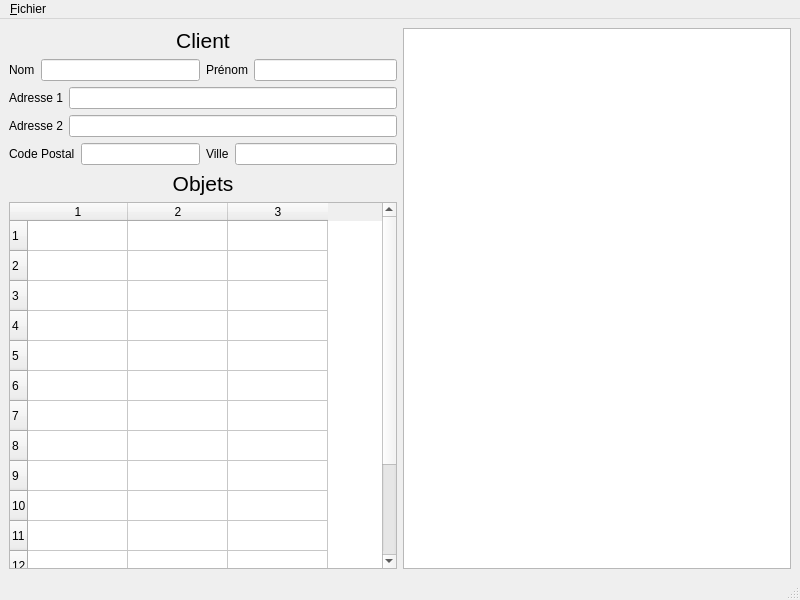
Before: the Qt Designer form tp3/InvoiceEditor/mainwindow.ui in zhdat/tps-qt, drawn with Qt 5.
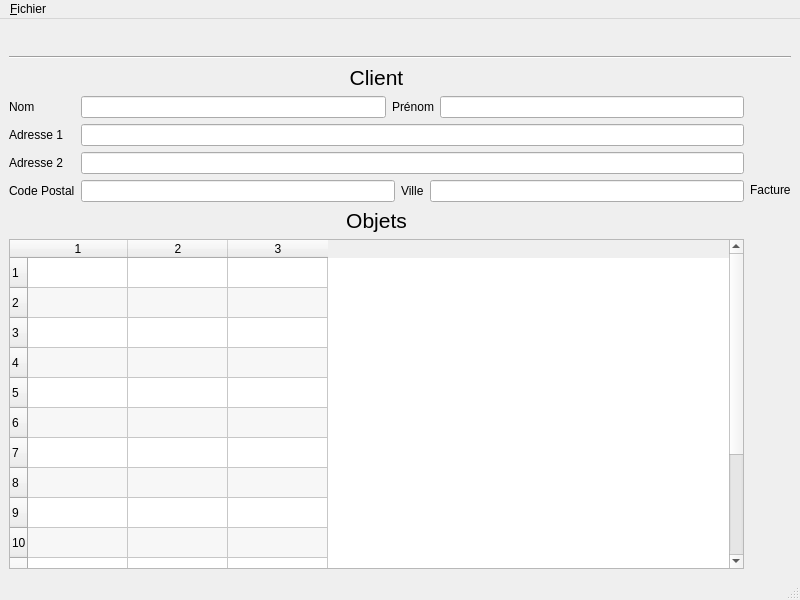
After: the same form once the commit is applied. Icons and pictures are not drawn. Custom widgets are drawn as their Qt base class.

Diff of the .ui file:
```diff
--- a/tp3/InvoiceEditor/mainwindow.ui
+++ b/tp3/InvoiceEditor/mainwindow.ui
@@ -14,9 +14,125 @@
    <string>MainWindow</string>
   </property>
   <widget class="QWidget" name="centralwidget">
-   <layout class="QHBoxLayout" name="horizontalLayout_9">
+   <layout class="QVBoxLayout" name="verticalLayout_5">
     <item>
-     <layout class="QVBoxLayout" name="verticalLayout_2">
+     <layout class="QHBoxLayout" name="horizontalLayout_10" stretch="0,0,0,0">
+      <property name="spacing">
+       <number>6</number>
+      </property>
+      <property name="sizeConstraint">
+       <enum>QLayout::SetDefaultConstraint</enum>
+      </property>
+      <property name="rightMargin">
+       <number>0</number>
+      </property>
+      <item>
+       <widget class="QPushButton" name="pushButton">
+        <property name="maximumSize">
+         <size>
+          <width>32</width>
+          <height>32</height>
+         </size>
+        </property>
+        <property name="text">
+         <string/>
+        </property>
+        <property name="icon">
+         <iconset resource="resources.qrc">
+          <normaloff>:/icons/document-new.png</normaloff>:/icons/document-new.png</iconset>
+        </property>
+        <property name="iconSize">
+         <size>
+          <width>32</width>
+          <height>32</height>
+         </size>
+        </property>
+        <property name="default">
+         <bool>false</bool>
+        </property>
+        <property name="flat">
+         <bool>true</bool>
+        </property>
+       </widget>
+      </item>
+      <item>
+       <widget class="QPushButton" name="pushButton_2">
+        <property name="maximumSize">
+         <size>
+          <width>32</width>
+          <height>32</height>
+         </size>
+        </property>
+        <property name="text">
+         <string/>
+        </property>
+        <property name="icon">
+         <iconset resource="resources.qrc">
+          <normaloff>:/icons/document-open.png</normaloff>:/icons/document-open.png</iconset>
+        </property>
+        <property name="iconSize">
+         <size>
+          <width>32</width>
+          <height>32</height>
+         </size>
+        </property>
+        <property name="flat">
+         <bool>true</bool>
+        </property>
+       </widget>
+      </item>
+      <item>
+       <widget class="QPushButton" name="pushButton_3">
+        <property name="maximumSize">
+         <size>
+          <width>32</width>
+          <height>32</height>
+         </size>
+        </property>
+        <property name="text">
+         <string/>
+        </property>
+        <property name="icon">
+         <iconset resource="resources.qrc">
+          <normaloff>:/icons/document-save.png</normaloff>:/icons/document-save.png</iconset>
+        </property>
+        <property name="iconSize">
+         <size>
+          <width>32</width>
+          <height>32</height>
+         </size>
+        </property>
+        <property name="flat">
+         <bool>true</bool>
+        </property>
+       </widget>
+      </item>
+      <item>
+       <spacer name="horizontalSpacer">
+        <property name="orientation">
+         <enum>Qt::Horizontal</enum>
+        </property>
+        <property name="sizeHint" stdset="0">
+         <size>
+          <width>40</width>
+          <height>20</height>
+         </size>
+        </property>
+       </spacer>
+      </item>
+     </layout>
+    </item>
+    <item>
+     <widget class="Line" name="line">
+      <property name="orientation">
+       <enum>Qt::Horizontal</enum>
+      </property>
+     </widget>
+    </item>
+    <item>
+     <layout class="QHBoxLayout" name="horizontalLayout_4">
+      <item>
+       <layout class="QVBoxLayout" name="verticalLayout_3">
       <item>
        <widget class="QLabel" name="clientLabel">
         <property name="font">
@@ -36,12 +152,10 @@
        </widget>
       </item>
       <item>
+         <layout class="QHBoxLayout" name="horizontalLayout_3">
+          <item>
        <layout class="QVBoxLayout" name="verticalLayout">
         <item>
-         <layout class="QHBoxLayout" name="horizontalLayout_7">
-          <item>
-           <layout class="QHBoxLayout" name="horizontalLayout">
-            <item>
              <widget class="QLabel" name="lastnameLabel">
               <property name="text">
                <string>Nom</string>
@@ -49,29 +163,6 @@
              </widget>
             </item>
             <item>
-             <widget class="QLineEdit" name="lastnameEdit"/>
-            </item>
-           </layout>
-          </item>
-          <item>
-           <layout class="QHBoxLayout" name="horizontalLayout_2">
-            <item>
-             <widget class="QLabel" name="firstnameLabel">
-              <property name="text">
-               <string>Prénom</string>
-              </property>
-             </widget>
-            </item>
-            <item>
-             <widget class="QLineEdit" name="firstnameEdit"/>
-            </item>
-           </layout>
-          </item>
-         </layout>
-        </item>
-        <item>
-         <layout class="QHBoxLayout" name="horizontalLayout_3">
-          <item>
            <widget class="QLabel" name="address1Label">
             <property name="text">
              <string>Adresse 1</string>
@@ -79,13 +170,6 @@
            </widget>
           </item>
           <item>
-           <widget class="QLineEdit" name="address1Edit"/>
-          </item>
-         </layout>
-        </item>
-        <item>
-         <layout class="QHBoxLayout" name="horizontalLayout_4">
-          <item>
            <widget class="QLabel" name="address2Label">
             <property name="text">
              <string>Adresse 2</string>
@@ -93,28 +177,44 @@
            </widget>
           </item>
           <item>
-           <widget class="QLineEdit" name="address2Edit"/>
-          </item>
-         </layout>
-        </item>
-        <item>
-         <layout class="QHBoxLayout" name="horizontalLayout_8">
-          <item>
-           <layout class="QHBoxLayout" name="horizontalLayout_5">
-            <item>
              <widget class="QLabel" name="zipcodeLabel">
               <property name="text">
                <string>Code Postal</string>
               </property>
              </widget>
             </item>
+           </layout>
+          </item>
+          <item>
+           <layout class="QVBoxLayout" name="verticalLayout_2">
+            <item>
+             <layout class="QHBoxLayout" name="horizontalLayout_2">
+              <item>
+               <widget class="QLineEdit" name="lastnameEdit"/>
+              </item>
+              <item>
+               <widget class="QLabel" name="firstnameLabel">
+                <property name="text">
+                 <string>Prénom</string>
+                </property>
+               </widget>
+              </item>
+              <item>
+               <widget class="QLineEdit" name="firstnameEdit"/>
+              </item>
+             </layout>
+            </item>
+            <item>
+             <widget class="QLineEdit" name="address1Edit"/>
+            </item>
+            <item>
+             <widget class="QLineEdit" name="address2Edit"/>
+            </item>
+            <item>
+             <layout class="QHBoxLayout" name="horizontalLayout">
             <item>
              <widget class="QLineEdit" name="zipcodeEdit"/>
             </item>
-           </layout>
-          </item>
-          <item>
-           <layout class="QHBoxLayout" name="horizontalLayout_6">
             <item>
              <widget class="QLabel" name="cityLabel">
               <property name="text">
@@ -148,6 +248,45 @@
       </item>
       <item>
        <widget class="QTableWidget" name="itemsWidget">
+          <property name="frameShape">
+           <enum>QFrame::StyledPanel</enum>
+          </property>
+          <property name="frameShadow">
+           <enum>QFrame::Sunken</enum>
+          </property>
+          <property name="verticalScrollBarPolicy">
+           <enum>Qt::ScrollBarAsNeeded</enum>
+          </property>
+          <property name="sizeAdjustPolicy">
+           <enum>QAbstractScrollArea::AdjustIgnored</enum>
+          </property>
+          <property name="autoScroll">
+           <bool>false</bool>
+          </property>
+          <property name="dragEnabled">
+           <bool>false</bool>
+          </property>
+          <property name="dragDropMode">
+           <enum>QAbstractItemView::NoDragDrop</enum>
+          </property>
+          <property name="defaultDropAction">
+           <enum>Qt::IgnoreAction</enum>
+          </property>
+          <property name="alternatingRowColors">
+           <bool>true</bool>
+          </property>
+          <property name="selectionMode">
+           <enum>QAbstractItemView::ExtendedSelection</enum>
+          </property>
+          <property name="selectionBehavior">
+           <enum>QAbstractItemView::SelectItems</enum>
+          </property>
+          <property name="textElideMode">
+           <enum>Qt::ElideRight</enum>
+          </property>
+          <property name="verticalScrollMode">
+           <enum>QAbstractItemView::ScrollPerItem</enum>
+          </property>
         <property name="wordWrap">
          <bool>true</bool>
         </property>
@@ -183,7 +322,27 @@
      </layout>
     </item>
     <item>
-     <widget class="QTextEdit" name="textEdit"/>
+       <layout class="QVBoxLayout" name="verticalLayout_4">
+        <item>
+         <widget class="QLabel" name="label">
+          <property name="text">
+           <string>Facture</string>
+          </property>
+         </widget>
+        </item>
+        <item>
+         <widget class="InvoiceModel" name="widget" native="true">
+          <property name="minimumSize">
+           <size>
+            <width>0</width>
+            <height>0</height>
+           </size>
+          </property>
+         </widget>
+        </item>
+       </layout>
+      </item>
+     </layout>
     </item>
    </layout>
   </widget>
@@ -232,6 +391,16 @@
    </property>
   </action>
  </widget>
- <resources/>
+ <customwidgets>
+  <customwidget>
+   <class>InvoiceModel</class>
+   <extends>QWidget</extends>
+   <header>InvoiceModel.h</header>
+   <container>1</container>
+  </customwidget>
+ </customwidgets>
+ <resources>
+  <include location="resources.qrc"/>
+ </resources>
  <connections/>
 </ui>
```
Left out of the diff: 24 changed lines with no effect on the pictures. Lines whose indentation alone changed are shown as unchanged.
